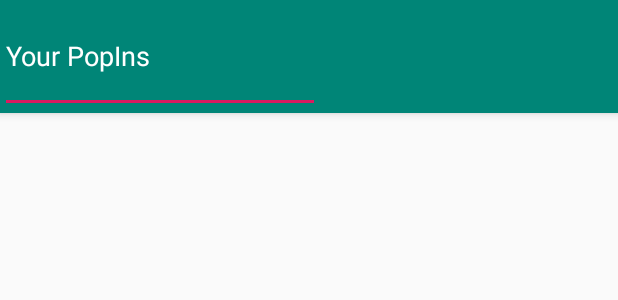
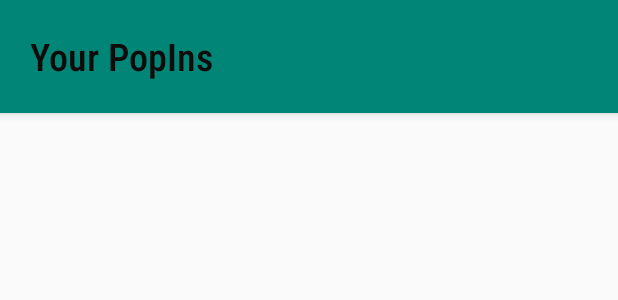
Before and after one commit to ThanosPourikis/WhatsPopIn, an Android app: the layout saved_events.xml on its own in the app's theme, with its tools: preview values and no code run, on a phone screen of 412 x 824 dp. Shown: the top 300 px of the screen. Run offline under Robolectric (Android 15) with nearby library versions, the phone set to English and light mode, and no system bars.

Commit message:
saved_events

```diff
--- a/app/src/main/res/layout/login.xml
+++ b/app/src/main/res/layout/login.xml
@@ -1,20 +1,30 @@
 <?xml version="1.0" encoding="utf-8"?>
 <LinearLayout xmlns:android="http://schemas.android.com/apk/res/android"
+	xmlns:app="http://schemas.android.com/apk/res-auto"
+	xmlns:tools="http://schemas.android.com/tools"
 	android:layout_width="match_parent"
 	android:layout_height="match_parent"
 	android:gravity="center"
 	android:orientation="vertical">
 
+	<ImageView
+		android:id="@+id/imageView2"
+		android:layout_width="match_parent"
+		android:layout_height="90dp"
+		android:paddingVertical="10dp"
+		tools:srcCompat="@drawable/icon" />
+
 	<TextView
 		android:id="@+id/textView5"
 		android:layout_width="200dp"
 		android:layout_height="wrap_content"
+		android:paddingTop="20dp"
 		android:text="@string/email" />
 
 	<EditText
-		android:id="@+id/username"
+		android:id="@+id/usernameText"
 		android:layout_width="200dp"
-		android:layout_height="20dp"
+		android:layout_height="40dp"
 		android:ems="10"
 		android:inputType="textPersonName" />
 
@@ -25,9 +35,10 @@
 		android:text="@string/password" />
 
 	<EditText
-		android:id="@+id/username2"
+		android:id="@+id/passwordText"
 		android:layout_width="200dp"
-		android:layout_height="20dp"
+		android:layout_height="40dp"
 		android:ems="10"
-		android:inputType="textPersonName" />
+		android:inputType="textPassword" />
+
 </LinearLayout>
--- a/app/src/main/res/layout/saved_events.xml
+++ b/app/src/main/res/layout/saved_events.xml
@@ -10,26 +10,74 @@
         android:layout_height="75dp"
         android:theme="@style/AppTheme.AppBarOverlay">
 
+        <com.google.android.material.appbar.AppBarLayout
+            android:layout_width="match_parent"
+            android:layout_height="match_parent"
+            android:theme="@style/AppTheme.AppBarOverlay">
+
+            <LinearLayout
+                android:layout_width="match_parent"
+                android:layout_height="match_parent"
+                android:orientation="horizontal">
+
+                <TextView
+                    android:id="@+id/textView7"
+                    android:layout_width="match_parent"
+                    android:layout_height="match_parent"
+                    android:layout_weight="1"
+                    android:fontFamily="sans-serif-condensed-medium"
+                    android:paddingHorizontal="20dp"
+                    android:paddingVertical="20dp"
+                    android:text="Your PopIns"
+                    android:textAppearance="@style/TextAppearance.AppCompat.Large"
+                    android:textColor="#0D0C0B"
+                    android:textSize="25dp" />
+
+            </LinearLayout>
+
+        </com.google.android.material.appbar.AppBarLayout>
+
         <LinearLayout
             android:layout_width="match_parent"
             android:layout_height="match_parent"
             android:orientation="horizontal">
 
-            <EditText
-                android:id="@+id/editText8"
-                android:layout_width="wrap_content"
+            <TextView
+                android:id="@+id/textView7"
+                android:layout_width="match_parent"
                 android:layout_height="match_parent"
-                android:ems="10"
-                android:inputType="textPersonName"
-                android:text="Your PopIns" />
+                android:layout_weight="1"
+                android:fontFamily="sans-serif-condensed-medium"
+                android:paddingHorizontal="20dp"
+                android:paddingVertical="20dp"
+                android:text="What's PopIn'"
+                android:textAppearance="@style/TextAppearance.AppCompat.Large"
+                android:textColor="#0D0C0B"
+                android:textSize="25dp" />
+
+            <ImageView
+                android:id="@+id/profile"
+                android:layout_width="150dp"
+                android:layout_height="match_parent"
+                android:layout_weight="1"
+                android:paddingVertical="15dp"
+                app:srcCompat="@drawable/icon" />
 
         </LinearLayout>
 
+        <TextView
+            android:id="@+id/textView9"
+            android:layout_width="match_parent"
+            android:layout_height="match_parent"
+            android:layout_weight="1"
+            android:fontFamily="sans-serif-condensed-medium"
+            android:paddingHorizontal="20dp"
+            android:paddingVertical="20dp"
+            android:text="What's PopIn'"
+            android:textAppearance="@style/TextAppearance.AppCompat.Large"
+            android:textColor="#0D0C0B"
+            android:textSize="25dp" />
+
     </com.google.android.material.appbar.AppBarLayout>
 
-    <LinearLayout
-        android:layout_width="match_parent"
-        android:layout_height="match_parent"
-        android:orientation="vertical"/>
-
 </LinearLayout>
```
